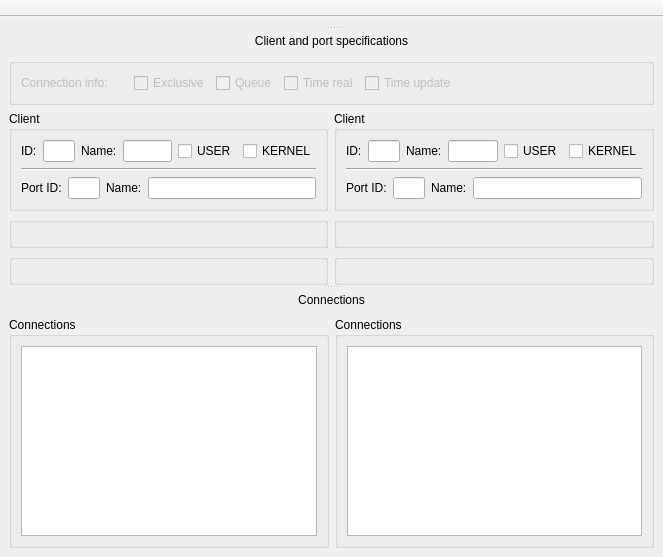
Old version of the form midigraph/portgraph.ui in the repository MaurizioB/MidiGraph.
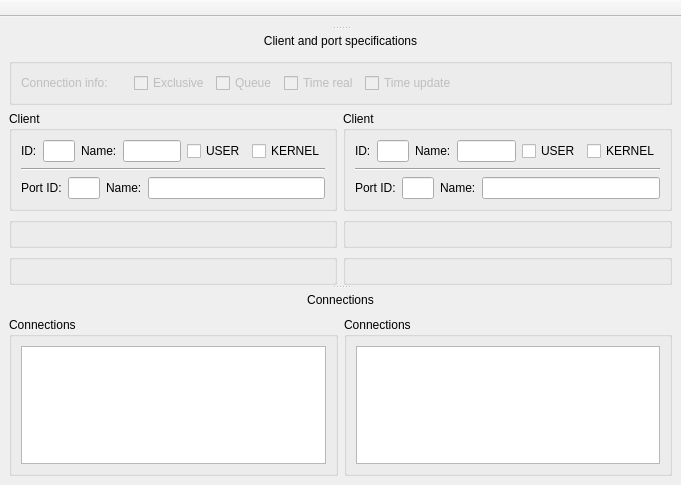
New version of the form. Icons and pictures are not drawn.

```diff
--- a/midigraph/portgraph.ui
+++ b/midigraph/portgraph.ui
@@ -6,8 +6,8 @@
    <rect>
     <x>0</x>
     <y>0</y>
-    <width>663</width>
-    <height>557</height>
+    <width>681</width>
+    <height>485</height>
    </rect>
   </property>
   <property name="sizePolicy">
@@ -449,6 +449,18 @@
         </property>
         <item row="1" column="2">
          <widget class="QGroupBox" name="input_conn_group">
+          <property name="sizePolicy">
+           <sizepolicy hsizetype="Preferred" vsizetype="Ignored">
+            <horstretch>0</horstretch>
+            <verstretch>0</verstretch>
+           </sizepolicy>
+          </property>
+          <property name="minimumSize">
+           <size>
+            <width>0</width>
+            <height>120</height>
+           </size>
+          </property>
           <property name="title">
            <string>Connections</string>
           </property>
@@ -461,12 +473,6 @@
                <verstretch>0</verstretch>
               </sizepolicy>
              </property>
-             <property name="minimumSize">
-              <size>
-               <width>0</width>
-               <height>80</height>
-              </size>
-             </property>
              <property name="contextMenuPolicy">
               <enum>Qt::CustomContextMenu</enum>
              </property>
@@ -498,6 +504,18 @@
         </item>
         <item row="1" column="1">
          <widget class="QGroupBox" name="output_conn_group">
+          <property name="sizePolicy">
+           <sizepolicy hsizetype="Preferred" vsizetype="Ignored">
+            <horstretch>0</horstretch>
+            <verstretch>0</verstretch>
+           </sizepolicy>
+          </property>
+          <property name="minimumSize">
+           <size>
+            <width>0</width>
+            <height>120</height>
+           </size>
+          </property>
           <property name="title">
            <string>Connections</string>
           </property>
@@ -510,12 +528,6 @@
                <verstretch>0</verstretch>
               </sizepolicy>
              </property>
-             <property name="minimumSize">
-              <size>
-               <width>0</width>
-               <height>80</height>
-              </size>
-             </property>
              <property name="contextMenuPolicy">
               <enum>Qt::CustomContextMenu</enum>
              </property>
```
Left out of the diff: 22 changed lines with no effect on the pictures.
